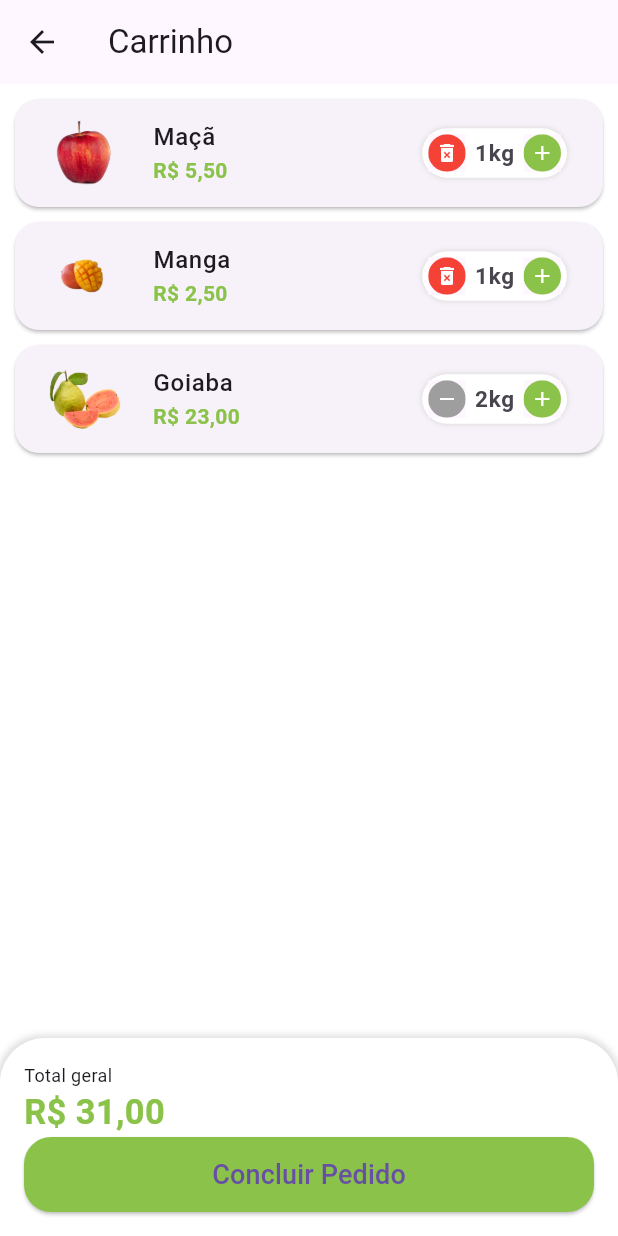
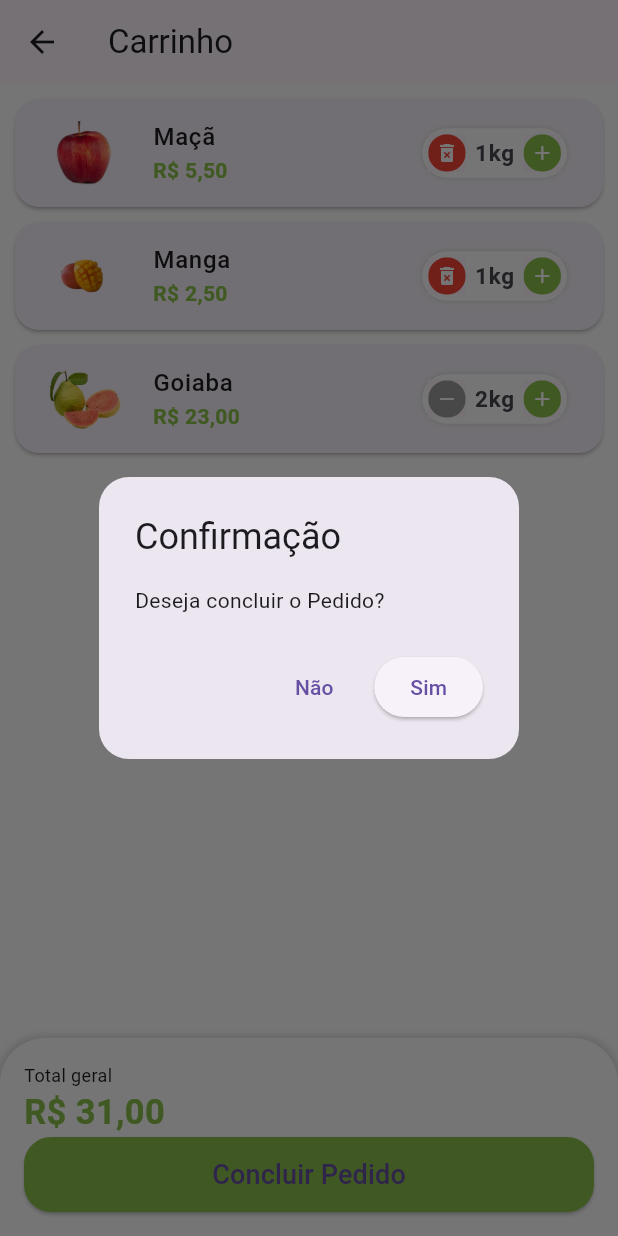
Before and after one commit to GabrielsFelix-utp/flutter_application_1, a Flutter app: the CartTab screen opened directly, after a tap on "Concluir Pedido", on a phone screen of 412 x 824 dp. Run offline on Flutter 3.47's test engine with Material 3 defaults, Android fonts, the phone set to English and light mode, and no system bars; our stand-ins replace animated_text_kit, mask_text_input_formatter, qr_flutter.

Commit message:
Conclusão botão Pix

```diff
--- a/lib/src/auth/Pages/cart/cart_tab.dart
+++ b/lib/src/auth/Pages/cart/cart_tab.dart
@@ -2,6 +2,7 @@ import 'package:flutter/foundation.dart';
 import 'package:flutter/material.dart';
 import 'package:flutter_application_1/src/auth/Models/cart_item_model.dart';
 import 'package:flutter_application_1/src/auth/Pages/cart/components/cart_tile.dart';
+import 'package:flutter_application_1/src/auth/Pages/common_widgets/payment_dialog.dart';
 import 'package:flutter_application_1/src/auth/config/custom_colors.dart';
 import 'package:flutter_application_1/src/auth/services/utils_services.dart';
 import 'package:flutter_application_1/src/auth/config/app_data.dart' as appData;
@@ -93,7 +94,20 @@ class _CartTabState extends State<CartTab> {
                         borderRadius: BorderRadius.circular(18),
                       ),
                     ),
-                    onPressed: () {},
+                    onPressed: () async {
+                      bool? result = await showOrderConfirmation();
+
+                      if (result ?? false) {
+                        showDialog(
+                          context: context,
+                          builder: (_) {
+                            return PaymentDialog(
+                              order: appData.orders.first,
+                            );
+                          },
+                        );
+                      }
+                    },
                     child: const Text(
                       'Concluir Pedido',
                       style: TextStyle(
@@ -109,4 +123,38 @@ class _CartTabState extends State<CartTab> {
       ),
     );
   }
+
+  Future<bool?> showOrderConfirmation() {
+    return showDialog(
+      context: context,
+      builder: (context) {
+        return AlertDialog(
+          shape: RoundedRectangleBorder(
+            borderRadius: BorderRadius.circular(20),
+          ),
+          title: const Text('Confirmação'),
+          content: const Text('Deseja concluir o Pedido?'),
+          actions: [
+            TextButton(
+              onPressed: () {
+                Navigator.of(context).pop(false);
+              },
+              child: const Text('Não'),
+            ),
+            ElevatedButton(
+              style: ElevatedButton.styleFrom(
+                shape: RoundedRectangleBorder(
+                  borderRadius: BorderRadius.circular(20),
+                ),
+              ),
+              onPressed: () {
+                Navigator.of(context).pop(true);
+              },
+              child: const Text('Sim'),
+            ),
+          ],
+        );
+      },
+    );
+  }
 }
--- a/lib/src/auth/Pages/orders/components/order_status_widget.dart
+++ b/lib/src/auth/Pages/orders/components/order_status_widget.dart
@@ -6,7 +6,7 @@ class OrderStatusWidget extends StatelessWidget {
   final bool isOverdue;
 
   final Map<String, int> allStatus = <String, int>{
-    'peding_paymente': 0,
+    'peding_payment': 0,
     'refunded': 1,
     'paid': 2,
     'preparing_purchase': 3,
--- a/lib/src/auth/config/app_data.dart
+++ b/lib/src/auth/config/app_data.dart
@@ -110,7 +110,7 @@ List<OrderModel> orders = [
       '2025-06-08 11:00:10.458',
     ),
     id: "jdfksjd8787",
-    status: 'preparing_purchase',
+    status: 'pending_payment',
     total: 11.0,
     items: [
       CartItemModel(
--- a/pubspec.yaml
+++ b/pubspec.yaml
@@ -39,6 +39,7 @@ dependencies:
   mask_text_input_formatter: ^2.9.0
   badges: ^3.1.2
   intl: ^0.17.0
+  qr_flutter: ^4.1.0
 
 dev_dependencies:
   flutter_test:
```
Also changed, not shown: lib/src/auth/Pages/common_widgets/payment_dialog.dart (added, +106 -0 lines), lib/src/auth/Pages/orders/components/order_tile.dart (+16 -3 lines), pubspec.lock.
